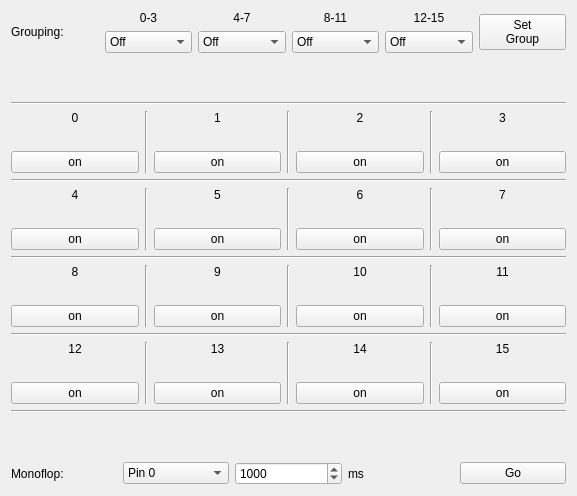
Qt form src/brickv/plugin_system/plugins/industrial_quad_relay/ui/industrial_quad_relay.ui (Tinkerforge/brickv) before a commit.
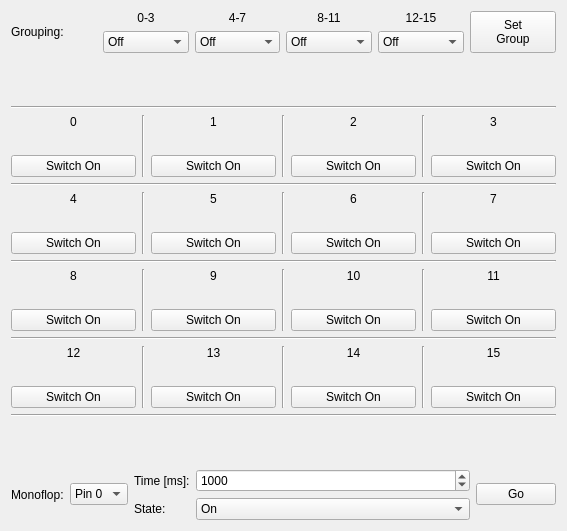
The same form after that commit.

Commit message: Also hide vertical lines in Industrial Brickletz UI on grouping change

```diff
--- a/src/brickv/plugin_system/plugins/industrial_quad_relay/ui/industrial_quad_relay.ui
+++ b/src/brickv/plugin_system/plugins/industrial_quad_relay/ui/industrial_quad_relay.ui
@@ -6,8 +6,8 @@
    <rect>
     <x>0</x>
     <y>0</y>
-    <width>577</width>
-    <height>496</height>
+    <width>567</width>
+    <height>531</height>
    </rect>
   </property>
   <property name="windowTitle">
@@ -197,6 +197,12 @@
      </item>
      <item>
       <widget class="QPushButton" name="set_group">
+       <property name="sizePolicy">
+        <sizepolicy hsizetype="Minimum" vsizetype="Minimum">
+         <horstretch>0</horstretch>
+         <verstretch>0</verstretch>
+        </sizepolicy>
+       </property>
        <property name="text">
         <string>Set
 Group</string>
@@ -244,12 +250,15 @@
          <property name="text">
           <string/>
          </property>
+         <property name="alignment">
+          <set>Qt::AlignCenter</set>
+         </property>
         </widget>
        </item>
        <item>
         <widget class="QPushButton" name="b0">
          <property name="text">
-          <string>on</string>
+          <string>Switch On</string>
          </property>
         </widget>
        </item>
@@ -279,12 +288,15 @@
          <property name="text">
           <string/>
          </property>
+         <property name="alignment">
+          <set>Qt::AlignCenter</set>
+         </property>
         </widget>
        </item>
        <item>
         <widget class="QPushButton" name="b1">
          <property name="text">
-          <string>on</string>
+          <string>Switch On</string>
          </property>
         </widget>
        </item>
@@ -314,12 +326,15 @@
          <property name="text">
           <string/>
          </property>
+         <property name="alignment">
+          <set>Qt::AlignCenter</set>
+         </property>
         </widget>
        </item>
        <item>
         <widget class="QPushButton" name="b2">
          <property name="text">
-          <string>on</string>
+          <string>Switch On</string>
          </property>
         </widget>
        </item>
@@ -349,12 +364,15 @@
          <property name="text">
           <string/>
          </property>
+         <property name="alignment">
+          <set>Qt::AlignCenter</set>
+         </property>
         </widget>
        </item>
        <item>
         <widget class="QPushButton" name="b3">
          <property name="text">
-          <string>on</string>
+          <string>Switch On</string>
          </property>
         </widget>
        </item>
@@ -388,6 +406,9 @@
          <property name="text">
           <string/>
          </property>
+         <property name="alignment">
+          <set>Qt::AlignCenter</set>
+         </property>
         </widget>
        </item>
        <item>
@@ -396,7 +417,7 @@
           <bool>true</bool>
          </property>
          <property name="text">
-          <string>on</string>
+          <string>Switch On</string>
          </property>
         </widget>
        </item>
@@ -426,12 +447,15 @@
          <property name="text">
           <string/>
          </property>
+         <property name="alignment">
+          <set>Qt::AlignCenter</set>
+         </property>
         </widget>
        </item>
        <item>
         <widget class="QPushButton" name="b5">
          <property name="text">
-          <string>on</string>
+          <string>Switch On</string>
          </property>
         </widget>
        </item>
@@ -461,12 +485,15 @@
          <property name="text">
           <string/>
          </property>
+         <property name="alignment">
+          <set>Qt::AlignCenter</set>
+         </property>
         </widget>
        </item>
        <item>
         <widget class="QPushButton" name="b6">
          <property name="text">
-          <string>on</string>
+          <string>Switch On</string>
          </property>
         </widget>
        </item>
@@ -496,12 +523,15 @@
          <property name="text">
           <string/>
          </property>
+         <property name="alignment">
+          <set>Qt::AlignCenter</set>
+         </property>
         </widget>
        </item>
        <item>
         <widget class="QPushButton" name="b7">
          <property name="text">
-          <string>on</string>
+          <string>Switch On</string>
          </property>
         </widget>
        </item>
@@ -535,12 +565,15 @@
          <property name="text">
           <string/>
          </property>
+         <property name="alignment">
+          <set>Qt::AlignCenter</set>
+         </property>
         </widget>
        </item>
        <item>
         <widget class="QPushButton" name="b8">
          <property name="text">
-          <string>on</string>
+          <string>Switch On</string>
          </property>
         </widget>
        </item>
@@ -570,12 +603,15 @@
          <property name="text">
           <string/>
          </property>
+         <property name="alignment">
+          <set>Qt::AlignCenter</set>
+         </property>
         </widget>
        </item>
        <item>
         <widget class="QPushButton" name="b9">
          <property name="text">
-          <string>on</string>
+          <string>Switch On</string>
          </property>
         </widget>
        </item>
@@ -605,12 +641,15 @@
          <property name="text">
           <string/>
          </property>
+         <property name="alignment">
+          <set>Qt::AlignCenter</set>
+         </property>
         </widget>
        </item>
        <item>
         <widget class="QPushButton" name="b10">
          <property name="text">
-          <string>on</string>
+          <string>Switch On</string>
          </property>
         </widget>
        </item>
@@ -640,12 +679,15 @@
          <property name="text">
           <string/>
          </property>
+         <property name="alignment">
+          <set>Qt::AlignCenter</set>
+         </property>
         </widget>
        </item>
        <item>
         <widget class="QPushButton" name="b11">
          <property name="text">
-          <string>on</string>
+          <string>Switch On</string>
          </property>
         </widget>
        </item>
@@ -679,12 +721,15 @@
          <property name="text">
           <string/>
          </property>
+         <property name="alignment">
+          <set>Qt::AlignCenter</set>
+         </property>
         </widget>
        </item>
        <item>
         <widget class="QPushButton" name="b12">
          <property name="text">
-          <string>on</string>
+          <string>Switch On</string>
          </property>
         </widget>
        </item>
@@ -714,12 +759,15 @@
          <property name="text">
           <string/>
          </property>
+         <property name="alignment">
+          <set>Qt::AlignCenter</set>
+         </property>
         </widget>
        </item>
        <item>
         <widget class="QPushButton" name="b13">
          <property name="text">
-          <string>on</string>
+          <string>Switch On</string>
          </property>
         </widget>
        </item>
@@ -749,12 +797,15 @@
          <property name="text">
           <string/>
          </property>
+         <property name="alignment">
+          <set>Qt::AlignCenter</set>
+         </property>
         </widget>
        </item>
        <item>
         <widget class="QPushButton" name="b14">
          <property name="text">
-          <string>on</string>
+          <string>Switch On</string>
          </property>
         </widget>
        </item>
@@ -784,12 +835,15 @@
          <property name="text">
           <string/>
          </property>
+         <property name="alignment">
+          <set>Qt::AlignCenter</set>
+         </property>
         </widget>
        </item>
        <item>
         <widget class="QPushButton" name="b15">
          <property name="text">
-          <string>on</string>
+          <string>Switch On</string>
          </property>
         </widget>
        </item>
@@ -818,7 +872,7 @@
     </spacer>
    </item>
    <item>
-    <layout class="QHBoxLayout" name="horizontalLayout_3">
+    <layout class="QHBoxLayout" name="horizontalLayout_3" stretch="0,0,0,1,0">
      <item>
       <widget class="QLabel" name="monoflop_label1">
        <property name="text">
@@ -828,6 +882,9 @@
      </item>
      <item>
       <widget class="QComboBox" name="monoflop_pin">
+       <property name="sizeAdjustPolicy">
+        <enum>QComboBox::AdjustToContents</enum>
+       </property>
        <item>
         <property name="text">
          <string>Pin 0</string>
@@ -851,21 +908,50 @@
       </widget>
      </item>
      <item>
-      <widget class="QSpinBox" name="monoflop_time">
-       <property name="maximum">
-        <number>2147483647</number>
-       </property>
-       <property name="value">
-        <number>1000</number>
-       </property>
-      </widget>
+      <layout class="QVBoxLayout" name="verticalLayout_23">
+       <item>
+        <widget class="QLabel" name="monoflop_label2">
+         <property name="text">
+          <string>Time [ms]:</string>
+         </property>
+        </widget>
+       </item>
+       <item>
+        <widget class="QLabel" name="label_6">
+         <property name="text">
+          <string>State:</string>
+         </property>
+        </widget>
+       </item>
+      </layout>
      </item>
      <item>
-      <widget class="QLabel" name="monoflop_label2">
-       <property name="text">
-        <string>ms</string>
-       </property>
-      </widget>
+      <layout class="QVBoxLayout" name="verticalLayout_22">
+       <item>
+        <widget class="QSpinBox" name="monoflop_time">
+         <property name="maximum">
+          <number>2147483647</number>
+         </property>
+         <property name="value">
+          <number>1000</number>
+         </property>
+        </widget>
+       </item>
+       <item>
+        <widget class="QComboBox" name="monoflop_state">
+         <item>
+          <property name="text">
+           <string>On</string>
+          </property>
+         </item>
+         <item>
+          <property name="text">
+           <string>Off</string>
+          </property>
+         </item>
+        </widget>
+       </item>
+      </layout>
      </item>
      <item>
       <widget class="QPushButton" name="monoflop_go">
```
Left out of the diff: 32 changed lines with no effect on the pictures. The commit also changes 7 other files.
